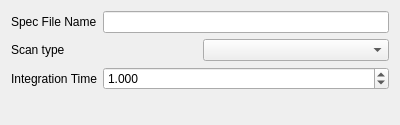
The window that xpaxs/instrumentation/spec/ui/ui_scanwidget.ui (praxes/praxes) describes before a commit, drawn with Qt 5.
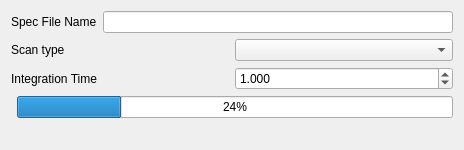
The same window after the commit.

Commit message: add a progress bar to scanwidget

```diff
--- a/xpaxs/instrumentation/spec/ui/ui_scanwidget.ui
+++ b/xpaxs/instrumentation/spec/ui/ui_scanwidget.ui
@@ -5,8 +5,8 @@
    <rect>
     <x>0</x>
     <y>0</y>
-    <width>400</width>
-    <height>125</height>
+    <width>463</width>
+    <height>150</height>
    </rect>
   </property>
   <property name="windowTitle" >
@@ -23,7 +23,14 @@
       </widget>
      </item>
      <item>
-      <widget class="QLineEdit" name="specFileNameEdit" />
+      <widget class="QLineEdit" name="specFileNameEdit" >
+       <property name="minimumSize" >
+        <size>
+         <width>350</width>
+         <height>0</height>
+        </size>
+       </property>
+      </widget>
      </item>
     </layout>
    </item>
@@ -31,6 +38,12 @@
     <layout class="QHBoxLayout" name="horizontalLayout_2" >
      <item>
       <widget class="QLabel" name="scanTypeLabel" >
+       <property name="sizePolicy" >
+        <sizepolicy vsizetype="Preferred" hsizetype="Preferred" >
+         <horstretch>0</horstretch>
+         <verstretch>0</verstretch>
+        </sizepolicy>
+       </property>
        <property name="text" >
         <string>Scan type</string>
        </property>
@@ -60,7 +73,7 @@
      <item>
       <widget class="QDoubleSpinBox" name="doubleSpinBox" >
        <property name="sizePolicy" >
-        <sizepolicy vsizetype="Fixed" hsizetype="Expanding" >
+        <sizepolicy vsizetype="Fixed" hsizetype="Preferred" >
          <horstretch>0</horstretch>
          <verstretch>0</verstretch>
         </sizepolicy>
@@ -89,6 +102,30 @@
      </item>
     </layout>
    </item>
+   <item>
+    <layout class="QHBoxLayout" name="horizontalLayout_4" >
+     <item>
+      <widget class="QFrame" name="startStopScanFrame" >
+       <property name="frameShape" >
+        <enum>QFrame::NoFrame</enum>
+       </property>
+       <property name="frameShadow" >
+        <enum>QFrame::Raised</enum>
+       </property>
+      </widget>
+     </item>
+     <item>
+      <widget class="QProgressBar" name="scanProgressBar" >
+       <property name="contextMenuPolicy" >
+        <enum>Qt::ActionsContextMenu</enum>
+       </property>
+       <property name="value" >
+        <number>24</number>
+       </property>
+      </widget>
+     </item>
+    </layout>
+   </item>
    <item>
     <spacer name="verticalSpacer" >
      <property name="orientation" >
@@ -97,7 +134,7 @@
      <property name="sizeHint" stdset="0" >
       <size>
        <width>17</width>
-       <height>5</height>
+       <height>2</height>
       </size>
      </property>
     </spacer>
```
Left out of the diff: 4 changed lines with no effect on the pictures.
